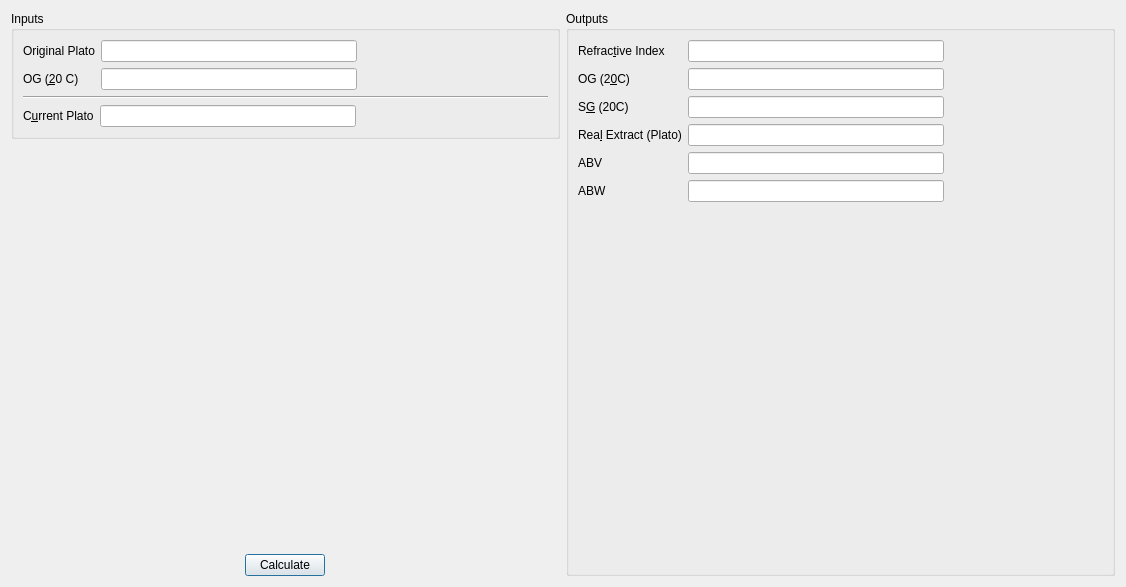
Before: the Qt Designer form ui/refractoDialog.ui in jawsdaws/brewtarget, drawn with Qt 5.
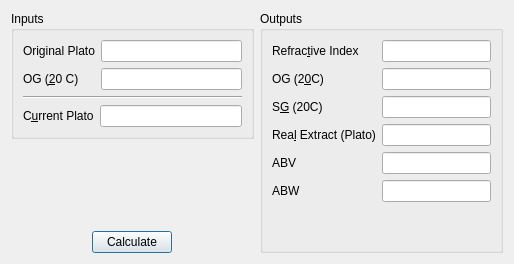
After: the same form once the commit is applied. Custom widgets are drawn as their Qt base class.

Commit message: Refractometer changes to text edits to make them readable.

Patch:
```diff
--- a/ui/refractoDialog.ui
+++ b/ui/refractoDialog.ui
@@ -6,8 +6,8 @@
    <rect>
     <x>0</x>
     <y>0</y>
-    <width>1126</width>
-    <height>587</height>
+    <width>514</width>
+    <height>264</height>
    </rect>
   </property>
   <property name="windowTitle">
```
The commit also changes 1 other file.
